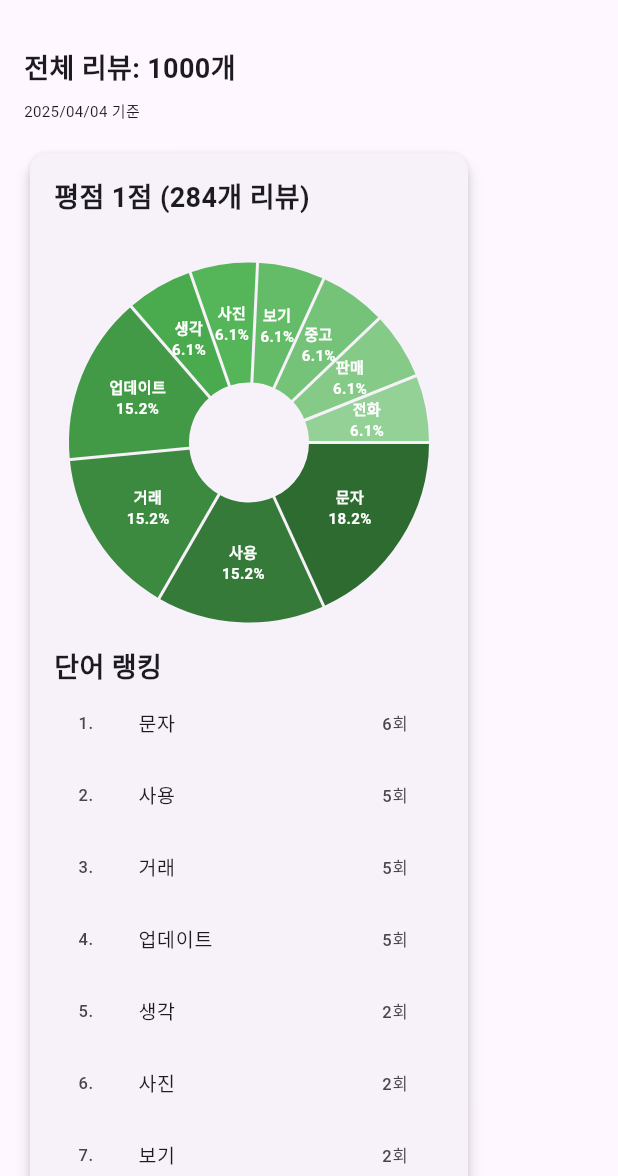
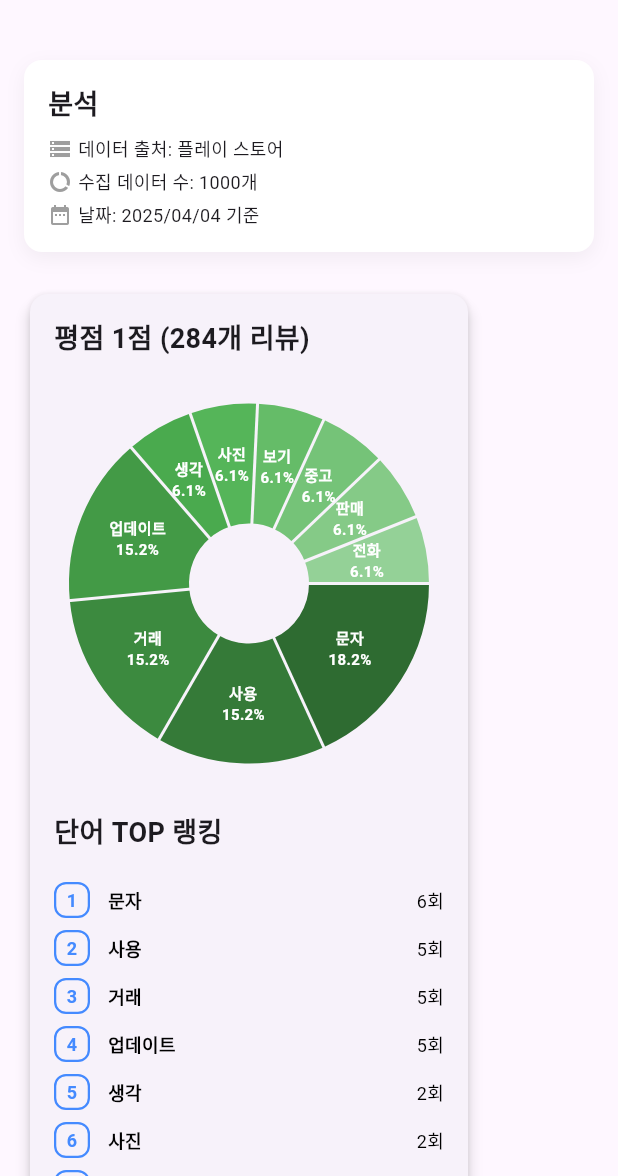
Before and after one commit to ayz1070/joongna_gazua_project, a Flutter app: the screen it shows after launch, on a phone screen of 412 x 824 dp, the part 60-1236 px from its top. Run offline on Flutter 3.47's test engine with Material 3 defaults, Android fonts, the phone set to English and light mode, and no system bars; drawn by our look-alikes of fl_chart; our stand-ins replace flutter_riverpod, shimmer.

Commit message:
[ui] 분석 페이지 관련 ui 수정
-

```diff
--- a/joongna_gazua_flutter/lib/core/theme/app_colors.dart
+++ b/joongna_gazua_flutter/lib/core/theme/app_colors.dart
@@ -21,4 +21,9 @@ class AppColors {
   // 공통 색상
   static const Color white = Colors.white;
   static const Color black = Colors.black;
+
+  // skeleton 색상
+  static const Color kSkeletonCardColor = Colors.white;
+  static Color kSkeletonElementColor = Colors.grey[400]!;
+  static Color kSkeletonElementLightColor = Colors.grey[300]!;
 }
--- a/joongna_gazua_flutter/lib/features/analysis/data/data_source/analysis_static_data_source.dart
+++ b/joongna_gazua_flutter/lib/features/analysis/data/data_source/analysis_static_data_source.dart
@@ -4,8 +4,12 @@ import 'package:flutter/services.dart';
 import 'package:joongna_gazua_flutter/features/analysis/data/data_source/analysis_data_source.dart';
 
 // 서버에서 가져온다고 가정
-class AnalysisStaticDataSource implements AnalysisDataSource{
+class AnalysisStaticDataSource implements AnalysisDataSource {
+  @override
   Future<Map<String, dynamic>> loadAnalysisJson() async {
+    // 3초 지연
+    await Future.delayed(const Duration(seconds: 1));
+
     final data = await rootBundle.loadString('lib/assets/analysis.json');
     return json.decode(data) as Map<String, dynamic>;
   }
--- a/joongna_gazua_flutter/lib/features/analysis/presentation/page/analysis_page.dart
+++ b/joongna_gazua_flutter/lib/features/analysis/presentation/page/analysis_page.dart
@@ -1,5 +1,6 @@
 import 'package:flutter/material.dart';
 import 'package:flutter_riverpod/flutter_riverpod.dart';
+import 'package:joongna_gazua_flutter/features/analysis/presentation/page/skeleton_analysis_page.dart';
 import 'package:joongna_gazua_flutter/features/analysis/presentation/widget/analysis_list_view.dart';
 import '../../../../core/di/analysis_module.dart';
 import '../../../../core/theme/app_text_styles.dart';
@@ -19,7 +20,7 @@ class AnalysisPage extends ConsumerWidget {
       ),
       body: () {
         if (state.isLoading) {
-          return const Center(child: CircularProgressIndicator());
+          return SkeletonAnalysisPage();
         } else if (state.error != null) {
           return Center(child: Text('Error: ${state.error}'));
         } else {
--- a/joongna_gazua_flutter/lib/features/analysis/presentation/widget/analysis_card.dart
+++ b/joongna_gazua_flutter/lib/features/analysis/presentation/widget/analysis_card.dart
@@ -2,6 +2,7 @@ import 'package:flutter/material.dart';
 import '../../../../core/theme/app_text_styles.dart';
 import '../../domain/entity/rating_analysis.dart';
 import 'pie_chart_widget.dart';
+import 'rank_item.dart';
 
 class AnalysisCard extends StatelessWidget {
   final String score;
@@ -34,18 +35,18 @@ class AnalysisCard extends StatelessWidget {
               height: 240,
               child: PieChartWidget(topWords: ratingAnalysis.topWords),
             ),
-            const SizedBox(height: 16),
+            const SizedBox(height: 32),
             Text(
-              '단어 랭킹',
+              '단어 TOP 랭킹',
               style: AppTextStyles.headline3,
             ),
+            const SizedBox(height: 16),
+            // RankItem 위젯을 사용하여 순위별 단어 항목 표시
             ...List.generate(ratingAnalysis.topWords.length, (index) {
               final topWord = ratingAnalysis.topWords[index];
-              return ListTile(
-                dense: true,
-                leading: Text('${index + 1}.'),
-                title: Text(topWord.word),
-                trailing: Text('${topWord.frequency}회'),
+              return RankItem(
+                rank: index + 1,
+                topWord: topWord,
               );
             }),
           ],
--- a/joongna_gazua_flutter/lib/features/analysis/presentation/widget/analysis_list_view.dart
+++ b/joongna_gazua_flutter/lib/features/analysis/presentation/widget/analysis_list_view.dart
@@ -5,7 +5,7 @@ import '../../../../core/theme/app_text_styles.dart';
 import '../widget/analysis_card.dart';
 
 class AnalysisListView extends ConsumerWidget {
-  const AnalysisListView({super.key});
+  const AnalysisListView({Key? key}) : super(key: key);
 
   @override
   Widget build(BuildContext context, WidgetRef ref) {
@@ -13,17 +13,70 @@ class AnalysisListView extends ConsumerWidget {
     final analysisData = state.analysisData!;
 
     return SingleChildScrollView(
-      padding: const EdgeInsets.all(16.0),
+      padding: const EdgeInsets.symmetric(horizontal: 16.0, vertical: 24.0),
       child: Column(
         crossAxisAlignment: CrossAxisAlignment.start,
         children: [
-          Text(
-            '전체 리뷰: ${analysisData.totalReviews}개',
-            style: AppTextStyles.headline3
+          // 헤더 영역: 분석 제목, 데이터 출처, 데이터 수, 날짜
+          Container(
+            width: double.infinity,
+            padding: const EdgeInsets.all(16.0),
+            decoration: BoxDecoration(
+              color: Colors.white,
+              borderRadius: BorderRadius.circular(12),
+              boxShadow: [
+                BoxShadow(
+                  color: Colors.black.withOpacity(0.05),
+                  blurRadius: 10,
+                  offset: const Offset(0, 4),
+                ),
+              ],
+            ),
+            child: Column(
+              crossAxisAlignment: CrossAxisAlignment.start,
+              children: [
+                Text(
+                  '분석',
+                  style: AppTextStyles.headline3,
+                ),
+                const SizedBox(height: 8),
+                Row(
+                  children: [
+                    const Icon(Icons.storage, size: 16, color: Colors.grey),
+                    const SizedBox(width: 4),
+                    Text(
+                      '데이터 출처: 플레이 스토어',
+                      style: AppTextStyles.body3,
+                    ),
+                  ],
+                ),
+                const SizedBox(height: 4),
+                Row(
+                  children: [
+                    const Icon(Icons.data_usage, size: 16, color: Colors.grey),
+                    const SizedBox(width: 4),
+                    Text(
+                      '수집 데이터 수: ${analysisData.totalReviews}개',
+                      style: AppTextStyles.body3,
+                    ),
+                  ],
+                ),
+                const SizedBox(height: 4),
+                Row(
+                  children: [
+                    const Icon(Icons.date_range, size: 16, color: Colors.grey),
+                    const SizedBox(width: 4),
+                    Text(
+                      '날짜: 2025/04/04 기준',
+                      style: AppTextStyles.body3,
+                    ),
+                  ],
+                ),
+              ],
+            ),
           ),
-          const SizedBox(height: 8),
-          Text("2025/04/04 기준",style: AppTextStyles.body4,),
-          const SizedBox(height: 16),
+          const SizedBox(height: 24),
+          // 카드 영역: 평점별 분석 결과 카드들을 Wrap으로 나열
           Wrap(
             spacing: 16,
             runSpacing: 16,
--- /dev/null
+++ b/joongna_gazua_flutter/lib/features/analysis/presentation/widget/rank_item.dart
@@ -0,0 +1,53 @@
+import 'package:flutter/material.dart';
+import 'package:joongna_gazua_flutter/core/theme/app_colors.dart';
+import 'package:joongna_gazua_flutter/core/theme/app_text_styles.dart';
+import '../../domain/entity/top_word.dart';
+
+class RankItem extends StatelessWidget {
+  final int rank;
+  final TopWord topWord;
+
+  const RankItem({Key? key, required this.rank, required this.topWord})
+    : super(key: key);
+
+  @override
+  Widget build(BuildContext context) {
+    return Padding(
+      padding: const EdgeInsets.symmetric(vertical: 4.0),
+      child: Row(
+        children: [
+          Container(
+            width: 24,
+            height: 24,
+            alignment: Alignment.center,
+            decoration: BoxDecoration(
+              border: Border.all(color: Colors.blueAccent, width: 1.5),
+              borderRadius: BorderRadius.circular(8),
+            ),
+            child: Text(
+              '$rank',
+              style: const TextStyle(
+                fontSize: 12,
+                fontWeight: FontWeight.bold,
+                color: Colors.blueAccent,
+              ),
+            ),
+          ),
+          const SizedBox(width: 12),
+          // 단어 텍스트
+          Expanded(
+            child: Text(
+              topWord.word,
+              style: AppTextStyles.body3.copyWith(color: AppColors.black, fontWeight: FontWeight.bold),
+            ),
+          ),
+          // 빈도수 텍스트
+          Text(
+            '${topWord.frequency}회',
+            style: AppTextStyles.body3.copyWith(color: AppColors.black),
+          ),
+        ],
+      ),
+    );
+  }
+}
```
Also changed, not shown: joongna_gazua_flutter/lib/features/analysis/presentation/page/skeleton_analysis_page.dart (added, +72 -0 lines).
